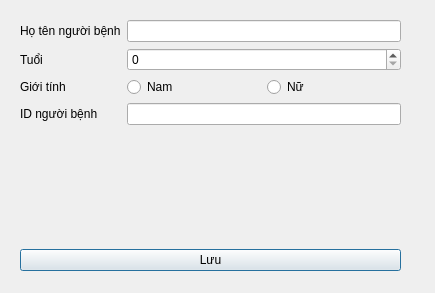
Old version of the form UiFiles/createSubject.ui in the repository dangkh/UIDataCollection.
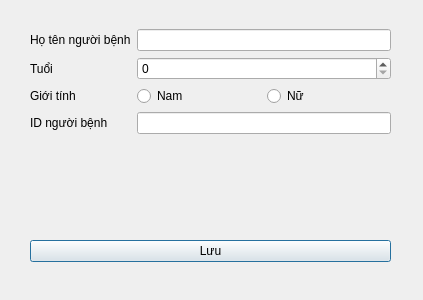
New version of the form.

```diff
--- a/UiFiles/createSubject.ui
+++ b/UiFiles/createSubject.ui
@@ -6,14 +6,14 @@
    <rect>
     <x>0</x>
     <y>0</y>
-    <width>435</width>
-    <height>293</height>
+    <width>423</width>
+    <height>300</height>
    </rect>
   </property>
   <property name="windowTitle">
    <string>CreateSubject</string>
   </property>
-  <widget class="QWidget" name="verticalLayoutWidget">
+  <widget class="QFrame" name="verticalFrame">
    <property name="geometry">
     <rect>
      <x>20</x>
@@ -23,6 +23,12 @@
     </rect>
    </property>
    <layout class="QVBoxLayout" name="verticalLayout">
+    <property name="leftMargin">
+     <number>10</number>
+    </property>
+    <property name="rightMargin">
+     <number>10</number>
+    </property>
     <item>
      <layout class="QFormLayout" name="formLayout">
       <item row="0" column="0">
```
